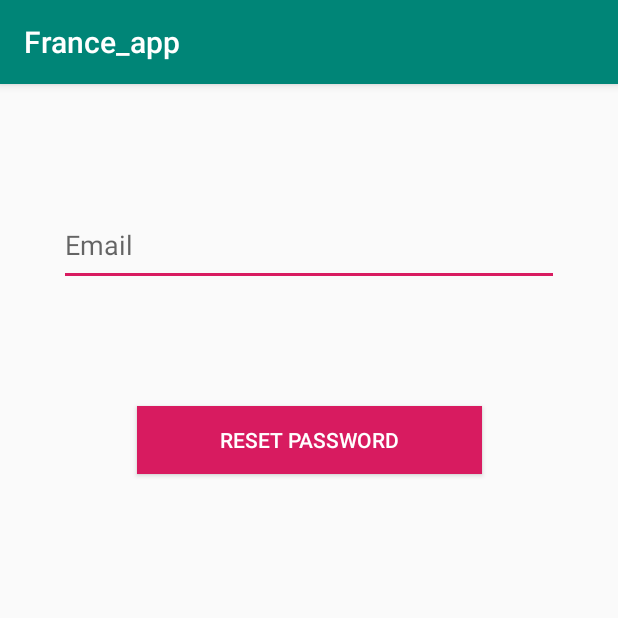
After one commit to Yazid98/France_app, an Android app: the ResetPassword screen opened directly, with no data from a screen before it, on a phone screen of 412 x 824 dp, the top half of it. The commit adds this screen. Run offline under Robolectric (Android 15) with nearby library versions, the phone set to English and light mode, and no system bars; our stand-ins replace Firebase (no records; nobody signed in at launch, a user with empty details on screens opened directly).

Commit message:
Reset password acrivity Email verification fonction

```diff
--- a/app/src/main/AndroidManifest.xml
+++ b/app/src/main/AndroidManifest.xml
@@ -11,8 +11,10 @@
         android:roundIcon="@mipmap/ic_launcher_round"
         android:supportsRtl="true"
         android:theme="@style/AppTheme">
-        <activity android:name=".CreateAccount"
-            android:exported="true" ></activity>
+        <activity android:name=".ResetPassword"></activity>
+        <activity
+            android:name=".CreateAccount"
+            android:exported="true" />
         <activity
             android:name=".HomeActivity"
             android:exported="true" />
--- /dev/null
+++ b/app/src/main/res/layout/activity_reset_password.xml
@@ -0,0 +1,34 @@
+<?xml version="1.0" encoding="utf-8"?>
+<androidx.constraintlayout.widget.ConstraintLayout xmlns:android="http://schemas.android.com/apk/res/android"
+    xmlns:app="http://schemas.android.com/apk/res-auto"
+    xmlns:tools="http://schemas.android.com/tools"
+    android:layout_width="match_parent"
+    android:layout_height="match_parent"
+    tools:context=".ResetPassword">
+
+    <EditText
+        android:id="@+id/et_email"
+        android:layout_width="333dp"
+        android:layout_height="54dp"
+        android:ems="10"
+        android:hint="Email"
+        android:inputType="textPersonName"
+        app:layout_constraintBottom_toTopOf="@+id/btn_reset_password"
+        app:layout_constraintEnd_toEndOf="parent"
+        app:layout_constraintStart_toStartOf="parent"
+        app:layout_constraintTop_toTopOf="parent" />
+
+    <Button
+        android:id="@+id/btn_reset_password"
+        android:layout_width="230dp"
+        android:layout_height="45dp"
+        android:layout_marginBottom="508dp"
+        android:background="@color/colorAccent"
+        android:text="Reset password"
+        android:textColor="@android:color/white"
+        app:layout_constraintBottom_toBottomOf="parent"
+        app:layout_constraintEnd_toEndOf="parent"
+        app:layout_constraintStart_toStartOf="parent" />
+
+
+</androidx.constraintlayout.widget.ConstraintLayout>
```
Also changed, not shown: app/src/main/java/com/example/france_app/CreateAccount.kt (+32 -11 lines), app/src/main/java/com/example/france_app/HomeActivity.kt (+18 -0 lines), app/src/main/java/com/example/france_app/LoginActivity.kt (+7 -0 lines), app/src/main/java/com/example/france_app/ResetPassword.kt (added, +80 -0 lines), app/src/main/res/layout/activity_home_.xml (+4 -5 lines), app/src/main/res/layout/activity_login.xml (+24 -8 lines).
